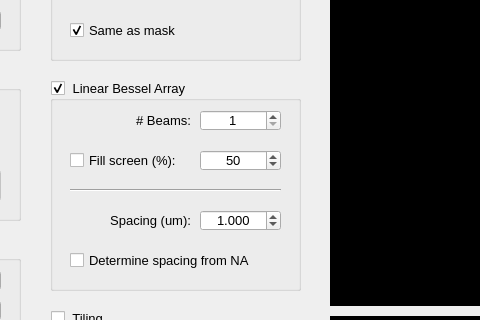
Before: the Qt Designer form pattern/dialog.ui in cbc-group/pattern, drawn with Qt 5; both pictures show x 250 to 730 and y 100 to 420 of the 1390 by 820 pixel window.
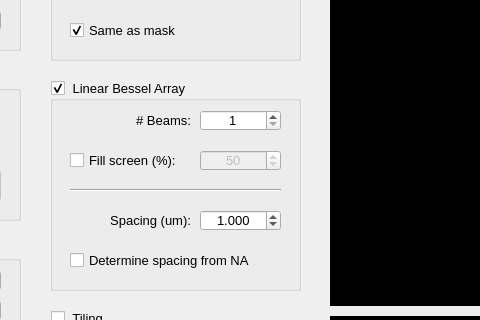
After: the same form once the commit is applied. Custom widgets are drawn as their Qt base class.

Commit message: Add more ui connect signal

Patch:
```diff
--- a/pattern/dialog.ui
+++ b/pattern/dialog.ui
@@ -1324,6 +1324,9 @@
     </property>
    </widget>
    <widget class="QSpinBox" name="fill_screen_spinbox">
+    <property name="enabled">
+     <bool>false</bool>
+    </property>
     <property name="geometry">
      <rect>
       <x>150</x>
```
The commit also changes 3 other files.
